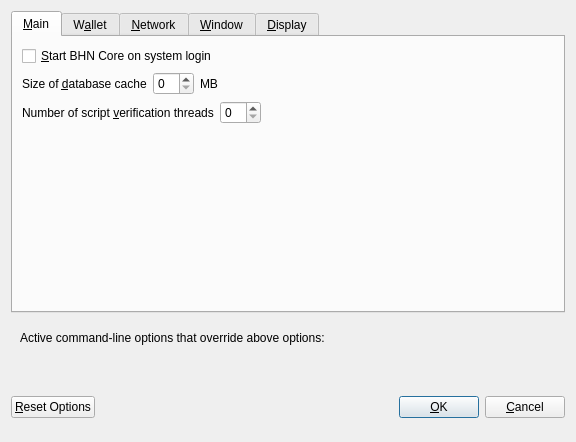
This is src/qt/forms/optionsdialog.ui in CryptoEnder/Leafn0de as Qt 5 draws it before an edit. The edited form follows.
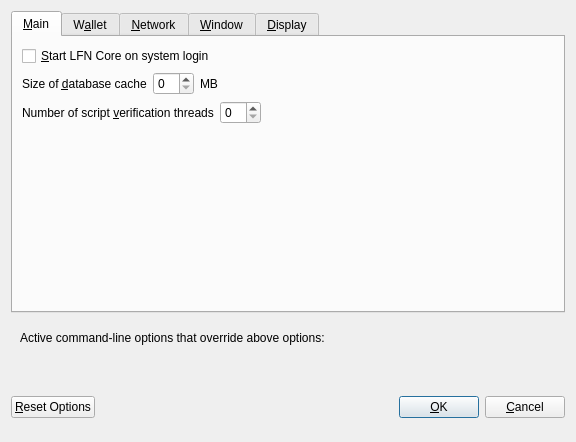
This is the edited form. Custom widgets are drawn as their Qt base class.

The edit to the form file:
```diff
--- a/src/qt/forms/optionsdialog.ui
+++ b/src/qt/forms/optionsdialog.ui
@@ -33,7 +33,7 @@
           <string>Automatically start BHN Core after logging in to the system.</string>
          </property>
          <property name="text">
-          <string>&amp;Start BHN Core on system login</string>
+          <string>&amp;Start LFN Core on system login</string>
          </property>
         </widget>
        </item>
```
Left out of the diff: 8 changed lines with no effect on the pictures.
